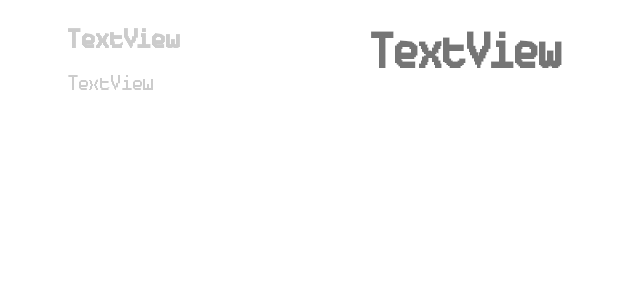
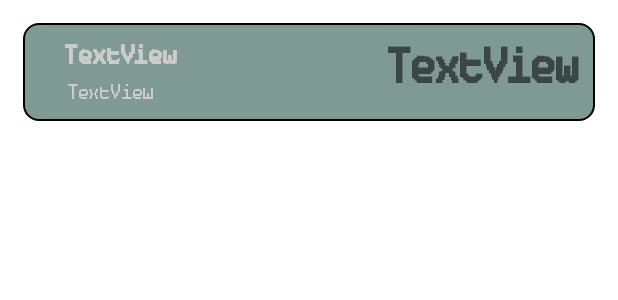
Before and after one commit to Kaajolee/FinanceApp, an Android app: the layout recyclerview_item.xml on its own in the app's theme, with its tools: preview values and no code run, on a phone screen of 412 x 824 dp. Shown: the top 300 px of the screen. Run offline under Robolectric (Android 15) with nearby library versions, the light colour scheme and no system bars.

Commit message:
UI pakeitimai

```diff
--- a/app/src/main/java/com/example/finanseapp/helpers/DollarSignAnimation.java
+++ b/app/src/main/java/com/example/finanseapp/helpers/DollarSignAnimation.java
@@ -37,7 +37,7 @@ public class DollarSignAnimation extends View {
 
         dollarSigns.clear();
         for (int i = 0; i < spriteAmount; i++) {
-            dollarSigns.add(new DollarSign(dollarBitmap, getWidth(), getHeight() / 2));
+            dollarSigns.add(new DollarSign(dollarBitmap, getWidth(), getHeight()));
         }
 
         invalidate();
@@ -57,8 +57,8 @@ public class DollarSignAnimation extends View {
     @Override
     protected void onSizeChanged(int w, int h, int oldw, int oldh) {
         dollarSigns.clear();
-        for (int i=0; i<5; i++){
-            dollarSigns.add(new DollarSign(dollarBitmap, w, h/2));
+        for (int i=0; i<10; i++){
+            dollarSigns.add(new DollarSign(dollarBitmap, w, h));
         }
     }
 
--- a/app/src/main/java/com/example/finanseapp/helpers/RecyclerViewAdapter.java
+++ b/app/src/main/java/com/example/finanseapp/helpers/RecyclerViewAdapter.java
@@ -36,7 +36,7 @@ public class RecyclerViewAdapter extends
     public void onBindViewHolder(RecyclerViewAdapter.ViewHolder holder, int position) {
 
         Entry entry = this.Data.get(position);
-        holder.layout.setBackgroundResource(R.drawable.rounded_all_corners_small);
+        //holder.layout.setBackgroundResource(R.drawable.rounded_all_corners_small);
 
         holder.id = entry.getId();
 
--- a/app/src/main/res/drawable/rounded_all_corners_small.xml
+++ b/app/src/main/res/drawable/rounded_all_corners_small.xml
@@ -1,7 +1,7 @@
 <?xml version="1.0" encoding="utf-8"?>
 <shape xmlns:android="http://schemas.android.com/apk/res/android">
 
-    <solid android:color="@color/green_004" />
+    <solid android:color="@color/border_color50opacity"/>
     <corners android:radius="10dp" />
     <stroke
         android:color="#000000"
--- a/app/src/main/res/drawable/topbar_box.xml
+++ b/app/src/main/res/drawable/topbar_box.xml
@@ -1,6 +1,6 @@
 <?xml version="1.0" encoding="utf-8"?>
 <shape xmlns:android="http://schemas.android.com/apk/res/android">
 
-    <solid android:color="@color/green_002" />
+    <solid android:color="@color/border_color100opacity" />
 
 </shape>
--- a/app/src/main/res/layout/recyclerview_item.xml
+++ b/app/src/main/res/layout/recyclerview_item.xml
@@ -7,54 +7,66 @@
     android:layout_marginLeft="15dp"
     android:layout_marginTop="15dp"
     android:layout_marginRight="15dp"
-    android:orientation="horizontal">
+    android:orientation="horizontal"
+    android:scaleType="centerCrop"
+    android:adjustViewBounds="true"
+    android:background="@drawable/rounded_all_corners_small">
+
 
     <LinearLayout
-        android:layout_width="205dp"
-        android:layout_height="65dp"
-        android:orientation="vertical">
+        android:layout_width="wrap_content"
+        android:layout_height="match_parent"
+        android:orientation="vertical"
+        android:gravity="center_vertical"
+        android:layout_marginEnd="15dp">
+
 
     <TextView
         android:id="@+id/textview"
         android:layout_width="wrap_content"
         android:layout_height="wrap_content"
-            android:layout_marginBottom="10dp"
+        android:layout_marginBottom="5dp"
         android:autoSizeMaxTextSize="20sp"
         android:autoSizeMinTextSize="1sp"
         android:autoSizeTextType="uniform"
-            android:paddingLeft="30dp"
+        android:fontFamily="@font/ticketing"
+        android:paddingLeft="28dp"
         android:text="TextView"
+        android:textAlignment="center"
         android:textColor="@color/white_text"
         android:textSize="20sp"
-            android:textStyle="bold"
-            android:fontFamily="@font/ticketing"/>
+        android:textStyle="bold" />
+
 
     <TextView
         android:id="@+id/textview1"
         android:layout_width="wrap_content"
         android:layout_height="wrap_content"
+        android:fontFamily="@font/ticketing"
         android:paddingLeft="30dp"
         android:text="TextView"
+        android:textAlignment="center"
         android:textColor="@color/white_text"
-            android:textSize="16dp"
-            android:fontFamily="@font/ticketing"/>
+        android:textSize="16sp" />
+</LinearLayout>
 
-    </LinearLayout>
 
     <TextView
         android:id="@+id/textview2"
-        android:layout_width="182dp"
+        android:layout_width="0dp"
         android:layout_height="match_parent"
+        android:layout_marginTop="10dp"
+        android:layout_marginRight="10dp"
+        android:layout_weight="1"
+        android:autoSizeMaxTextSize="35sp"
+        android:autoSizeMinTextSize="2sp"
+        android:autoSizeStepGranularity="1sp"
+        android:autoSizeTextType="uniform"
+        android:ellipsize="end"
+        android:fontFamily="@font/ticketing"
+        android:maxLines="1"
         android:text="TextView"
-        android:textAlignment="center"
-        android:textStyle="bold"
-        android:maxLines="1"
-        android:ellipsize="end"
-        android:autoSizeTextType="uniform"
-        android:autoSizeMinTextSize="2sp"
-        android:autoSizeMaxTextSize="35sp"
-        android:autoSizeStepGranularity="1sp"
-        android:fontFamily="@font/ticketing"/>
-
+        android:textAlignment="viewEnd"
+        android:textStyle="bold" />
 
     </LinearLayout>
--- a/app/src/main/res/values/colors.xml
+++ b/app/src/main/res/values/colors.xml
@@ -9,6 +9,8 @@
     <color name="green_006">#70e000</color>
     <color name="green_007">#9ef01a</color>
     <color name="green_008">#ccff33</color>
+    <color name="border_color50opacity">#80003529</color>
+    <color name="border_color100opacity">#003529</color>
     <color name="purple_500">#6200EE</color>
     <color name="purple_700">#3700B3</color>
     <color name="purple_200">#BB86FC</color>
```
Also changed, not shown: app/src/main/java/com/example/finanseapp/MainActivity.java (+4 -4 lines), app/src/main/res/layout/activity_main.xml (+5 -2 lines), app/src/main/res/drawable/mainactivitybackground.jpg (added). Lines whose indentation alone changed are shown as unchanged.
